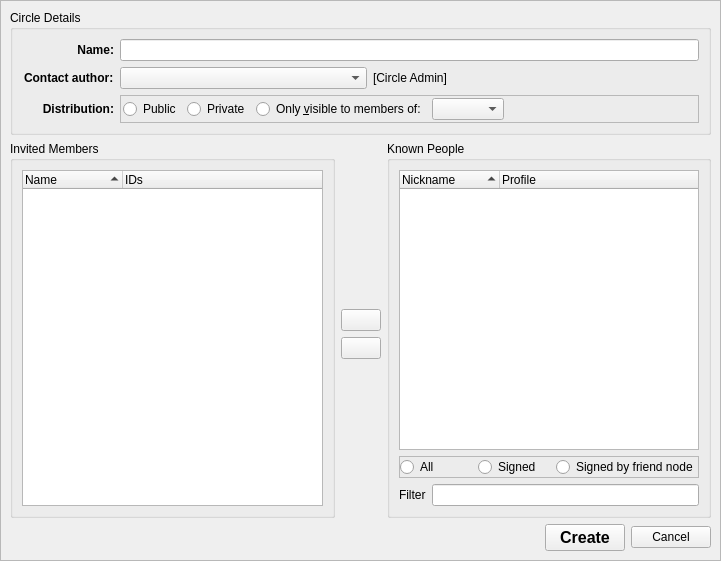
This is retroshare-gui/src/gui/Circles/CreateCircleDialog.ui in RetroShare/RetroShare as Qt 5 draws it before an edit. The edited form follows.
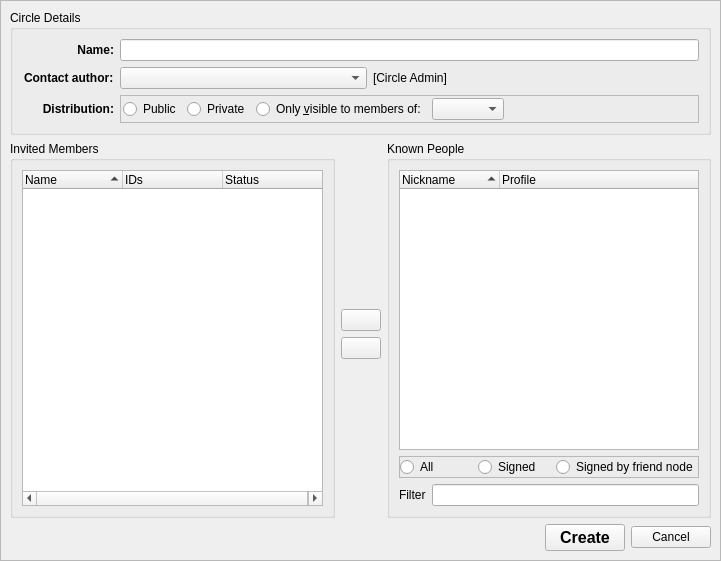
This is the edited form. Icons and pictures are not drawn. Custom widgets are drawn as their Qt base class.

Diff of the .ui file:
```diff
--- a/retroshare-gui/src/gui/Circles/CreateCircleDialog.ui
+++ b/retroshare-gui/src/gui/Circles/CreateCircleDialog.ui
@@ -280,6 +280,11 @@
                <string>IDs</string>
               </property>
              </column>
+             <column>
+              <property name="text">
+               <string>Status</string>
+              </property>
+             </column>
             </widget>
            </item>
           </layout>
```
